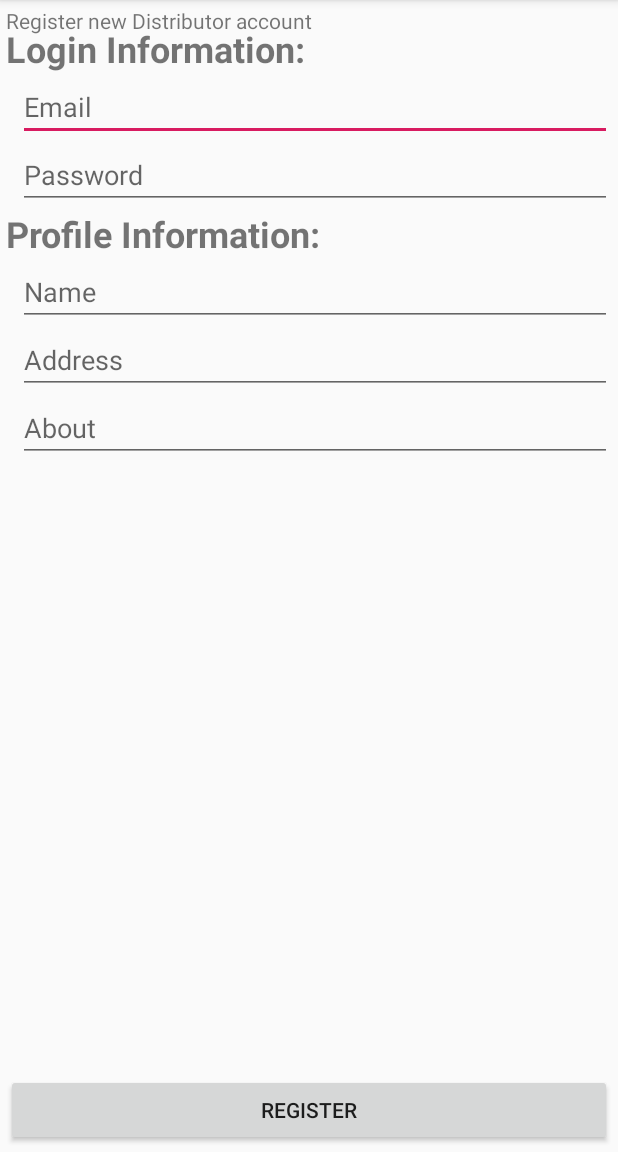
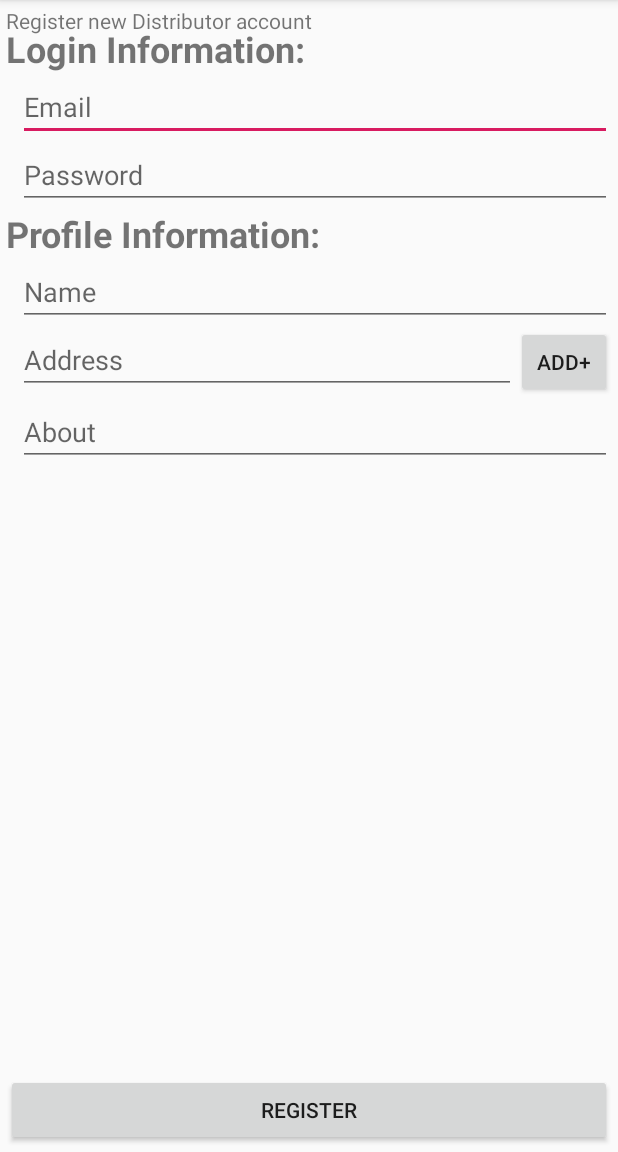
Before and after one commit to nbathras/FoodPantry, an Android app: the DistributorRegistrationActivity screen opened directly, with no data from a screen before it, on a phone screen of 412 x 824 dp, the part 84-1236 px from its top. Run offline under Robolectric (Android 15) with nearby library versions, the light colour scheme and no system bars; our stand-ins replace Firebase (no records; nobody signed in at launch, a user with empty details on screens opened directly).

Commit message:
Added the ability to add variable number of address fields

```diff
--- a/FoodPantry/app/src/main/java/com/example/nbathras/foodpantry/DistributorRegistrationActivity.kt
+++ b/FoodPantry/app/src/main/java/com/example/nbathras/foodpantry/DistributorRegistrationActivity.kt
@@ -1,15 +1,14 @@
 package com.example.nbathras.foodpantry
 
+import android.app.ActionBar
 import android.content.Intent
 import androidx.appcompat.app.AppCompatActivity
 import android.os.Bundle
 import android.text.TextUtils
 import android.util.Log
 import android.view.View
-import android.widget.Button
-import android.widget.EditText
-import android.widget.ProgressBar
-import android.widget.Toast
+import android.view.ViewGroup
+import android.widget.*
 import com.google.firebase.auth.FirebaseAuth
 import com.google.firebase.database.FirebaseDatabase
 
@@ -22,8 +21,12 @@ class DistributorRegistrationActivity : AppCompatActivity() {
     private lateinit var mAboutEditText: EditText
     private lateinit var mRegistrationButton: Button
     private lateinit var mProgressBar: ProgressBar
+    private lateinit var mAdditionAddressLinearLayout : LinearLayout
+    private lateinit var mAddAddressButton : Button
 
     private lateinit var mAuth: FirebaseAuth
+
+    private var numAddressEditText = 1
 
     override fun onCreate(savedInstanceState: Bundle?) {
         super.onCreate(savedInstanceState)
@@ -33,6 +36,17 @@ class DistributorRegistrationActivity : AppCompatActivity() {
 
         mRegistrationButton.setOnClickListener {
             registerNewUser()
+        }
+
+        mAddAddressButton.setOnClickListener {
+            numAddressEditText += 1
+
+            val edit_text = EditText(this)
+            edit_text.layoutParams = LinearLayout.LayoutParams(
+                LinearLayout.LayoutParams.MATCH_PARENT,
+                ViewGroup.LayoutParams.WRAP_CONTENT)
+            edit_text.hint = getString(R.string.address_edit_text_hint) + " " + numAddressEditText.toString()
+            mAdditionAddressLinearLayout.addView(edit_text)
         }
     }
 
@@ -97,13 +111,15 @@ class DistributorRegistrationActivity : AppCompatActivity() {
     }
 
     private fun initializeViews() {
-        mEmailEditText      = findViewById(R.id.activityDistributorRegistration_emailEditText)
-        mPasswordEditText   = findViewById(R.id.activityDistributorRegistration_passwordEditText)
-        mNameEditText       = findViewById(R.id.activityDistributorRegistration_nameEditText)
-        mAddressEditText    = findViewById(R.id.activityDistributorRegistration_addressEditText)
-        mAboutEditText      = findViewById(R.id.activityDistributorRegistration_aboutEditText)
-        mRegistrationButton = findViewById(R.id.activityDistributorRegistration_registerButton)
-        mProgressBar        = findViewById(R.id.activityDistributorRegistration_progressBar)
+        mEmailEditText               = findViewById(R.id.activityDistributorRegistration_emailEditText)
+        mPasswordEditText            = findViewById(R.id.activityDistributorRegistration_passwordEditText)
+        mNameEditText                = findViewById(R.id.activityDistributorRegistration_nameEditText)
+        mAddressEditText             = findViewById(R.id.activityDistributorRegistration_addressEditText)
+        mAboutEditText               = findViewById(R.id.activityDistributorRegistration_aboutEditText)
+        mRegistrationButton          = findViewById(R.id.activityDistributorRegistration_registerButton)
+        mProgressBar                 = findViewById(R.id.activityDistributorRegistration_progressBar)
+        mAdditionAddressLinearLayout = findViewById(R.id.activityDistributorRegistration_additionAddressLinearLayout)
+        mAddAddressButton            = findViewById(R.id.activityDistributorRegistration_addAddressbutton)
     }
 
     companion object {
--- a/FoodPantry/app/src/main/res/layout/activity_distributor_registration.xml
+++ b/FoodPantry/app/src/main/res/layout/activity_distributor_registration.xml
@@ -66,7 +66,6 @@
                         android:inputType="textPassword" />
 
                 </LinearLayout>
-
             </LinearLayout>
 
             <!-- Profile Information -->
@@ -95,11 +94,33 @@
                         android:layout_height="wrap_content"
                         android:hint="@string/name_edit_text_hint"/>
 
-                    <EditText
-                        android:id="@+id/activityDistributorRegistration_addressEditText"
+                    <!-- Address original plus button -->
+                    <LinearLayout
                         android:layout_width="match_parent"
                         android:layout_height="wrap_content"
-                        android:hint="@string/address_edit_text_hint"/>
+                        android:orientation="horizontal">
+
+                        <EditText
+                            android:id="@+id/activityDistributorRegistration_addressEditText"
+                            android:layout_width="match_parent"
+                            android:layout_height="wrap_content"
+                            android:layout_weight="1"
+                            android:hint="@string/address_edit_text_hint"/>
+
+                        <Button
+                            android:id="@+id/activityDistributorRegistration_addAddressbutton"
+                            android:layout_width="64dp"
+                            android:layout_height="wrap_content"
+                            android:text="Add+"/>
+                    </LinearLayout>
+
+                    <LinearLayout
+                        android:id="@+id/activityDistributorRegistration_additionAddressLinearLayout"
+                        android:layout_width="match_parent"
+                        android:layout_height="wrap_content"
+                        android:orientation="vertical">
+
+                    </LinearLayout>
 
                     <EditText
                         android:id="@+id/activityDistributorRegistration_aboutEditText"
@@ -112,109 +133,6 @@
                         android:hint="@string/about_edit_text_hint"/>
                 </LinearLayout>
 
-            </LinearLayout>
-
-            <!-- Test scrollable -->
-            <LinearLayout
-                android:layout_width="match_parent"
-                android:layout_height="wrap_content"
-                android:orientation="vertical"
-                android:visibility="gone">
-
-                <TextView
-                    android:layout_width="match_parent"
-                    android:layout_height="wrap_content"
-                    android:textSize="24dp"
-                    android:textStyle="bold"
-                    android:text="Scrollable test:"/>
-
-                <LinearLayout
-                    android:layout_width="match_parent"
-                    android:layout_height="wrap_content"
-                    android:orientation="vertical"
-                    android:layout_marginLeft="4dp">
-
-                    <EditText
-                        android:layout_width="match_parent"
-                        android:layout_height="match_parent"
-                        android:hint="test1"/>
-                    <EditText
-                        android:layout_width="match_parent"
-                        android:layout_height="match_parent"
-                        android:hint="test2"/>
-                    <EditText
-                        android:layout_width="match_parent"
-                        android:layout_height="match_parent"
-                        android:hint="test3"/>
-                    <EditText
-                        android:layout_width="match_parent"
-                        android:layout_height="match_parent"
-                        android:hint="test4"/>
-                    <EditText
-                        android:layout_width="match_parent"
-                        android:layout_height="match_parent"
-                        android:hint="test5"/>
-                    <EditText
-                        android:layout_width="match_parent"
-                        android:layout_height="match_parent"
-                        android:hint="test6"/>
-                    <EditText
-                        android:layout_width="match_parent"
-                        android:layout_height="match_parent"
-                        android:hint="test7"/>
-                    <EditText
-                        android:layout_width="match_parent"
-                        android:layout_height="match_parent"
-                        android:hint="test8"/>
-                    <EditText
-                        android:layout_width="match_parent"
-                        android:layout_height="match_parent"
-                        android:hint="test9"/>
-                    <EditText
-                        android:layout_width="match_parent"
-                        android:layout_height="match_parent"
-                        android:hint="test10"/>
-                    <EditText
-                        android:layout_width="match_parent"
-                        android:layout_height="match_parent"
-                        android:hint="test1"/>
-                    <EditText
-                        android:layout_width="match_parent"
-                        android:layout_height="match_parent"
-                        android:hint="test2"/>
-                    <EditText
-                        android:layout_width="match_parent"
-                        android:layout_height="match_parent"
-                        android:hint="test3"/>
-                    <EditText
-                        android:layout_width="match_parent"
-                        android:layout_height="match_parent"
-                        android:hint="test4"/>
-                    <EditText
-                        android:layout_width="match_parent"
-                        android:layout_height="match_parent"
-                        android:hint="test5"/>
-                    <EditText
-                        android:layout_width="match_parent"
-                        android:layout_height="match_parent"
-                        android:hint="test6"/>
-                    <EditText
-                        android:layout_width="match_parent"
-                        android:layout_height="match_parent"
-                        android:hint="test7"/>
-                    <EditText
-                        android:layout_width="match_parent"
-                        android:layout_height="match_parent"
-                        android:hint="test8"/>
-                    <EditText
-                        android:layout_width="match_parent"
-                        android:layout_height="match_parent"
-                        android:hint="test9"/>
-                    <EditText
-                        android:layout_width="match_parent"
-                        android:layout_height="match_parent"
-                        android:hint="test10"/>
-                </LinearLayout>
             </LinearLayout>
 
         </LinearLayout>
--- a/FoodPantry/app/src/main/res/layout/activity_donor_registration.xml
+++ b/FoodPantry/app/src/main/res/layout/activity_donor_registration.xml
@@ -95,6 +95,12 @@
                         android:id="@+id/activityDonorRegistration_typeSpinner"
                         android:layout_width="match_parent"
                         android:layout_height="wrap_content" />
+
+                    <EditText
+                        android:id="@+id/activityDonorRegistration_phoneEditText"
+                        android:layout_width="match_parent"
+                        android:layout_height="wrap_content"
+                        android:hint="Phone Number"/>
                 </LinearLayout>
 
             </LinearLayout>
```
